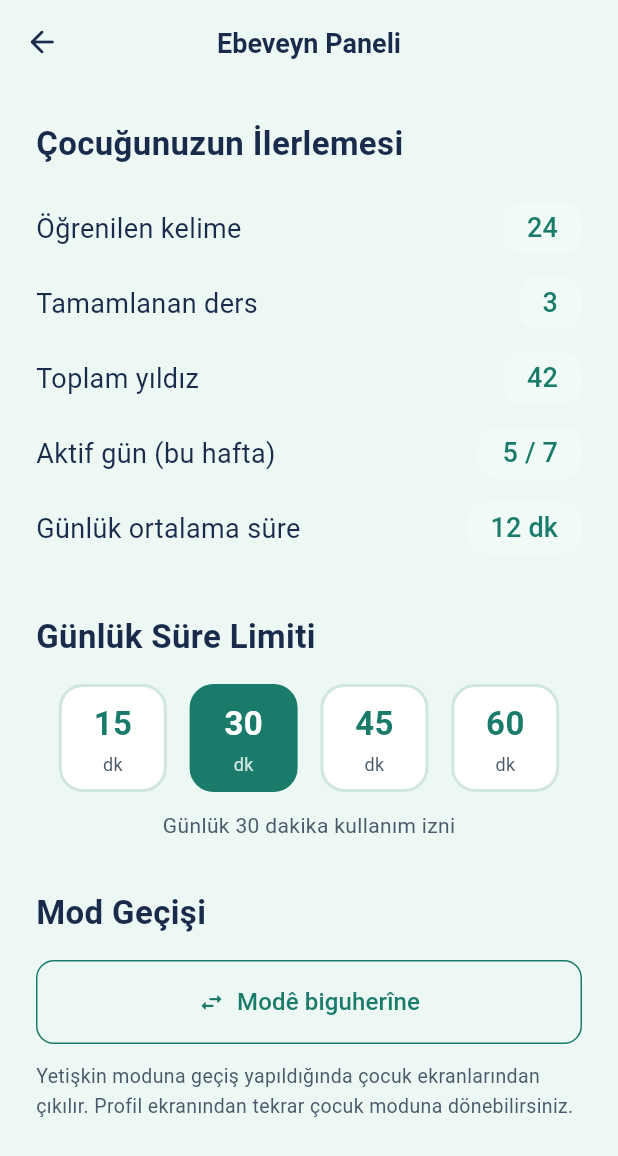
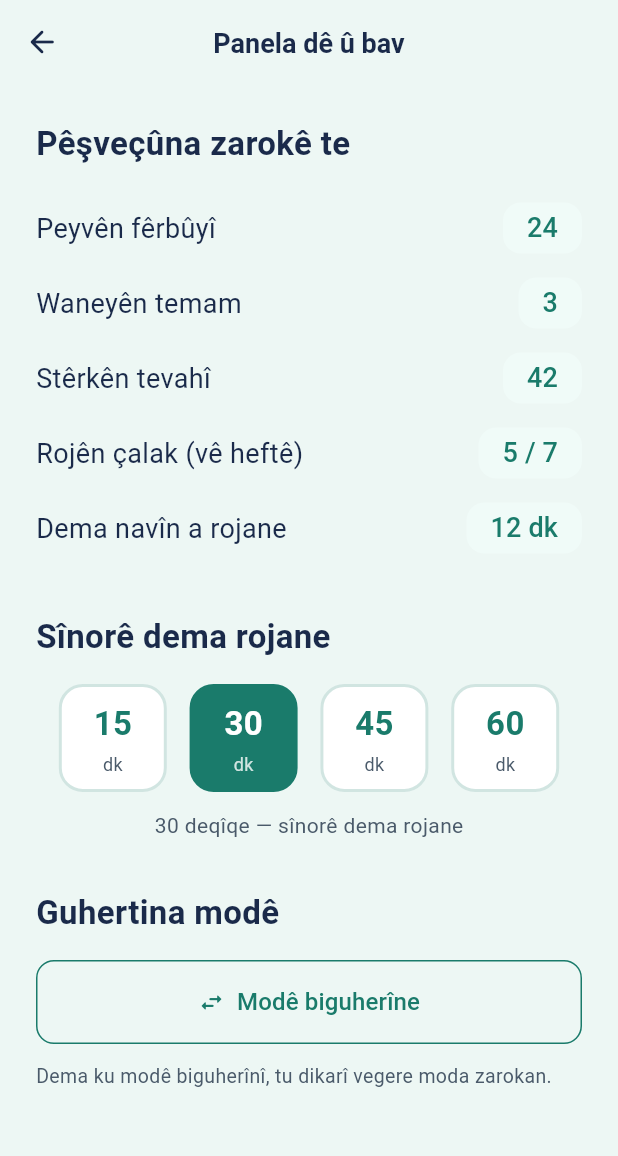
Before and after one commit to ymutlu49/lutke, a Flutter app: the ParentalControlsScreen screen opened by its route, on a phone screen of 412 x 824 dp. Shown: the top 1156 px of the screen. Run offline on Flutter 3.47's test engine with Material 3 defaults, Android fonts, the phone set to English and light mode, and no system bars; our stand-ins replace cloud_firestore, connectivity_plus, dio, drift, easy_localization, firebase_auth and 10 more; missing offline and left inert: dart:js_interop; accounts and stored records are empty; generated files the repository leaves out were written again; Roboto replaces fonts that are missing (NotoSans).

Commit message:
feat: Lûtke Zarok kapsamlı iyileştirme — 5 ajan audit sonuçları
Türkçe → Kürtçe çeviriler:
- child_onboarding: PIN metinleri Kürtçe
- parental_controls: tüm etiketler Kürtçe
- time_up_screen: PIN metni Kürtçe

Eksik kelimeler tamamlandı:
- selamlama: 5→12 (Çawa yî, Baş im, Oxir be, Rojbaş, Şevbaş, Keremke, Biborin)
- dibistan: 3→9 (Ders, Defter, Xwendekar, Pol, Taxtê, Nivîsandin)
- listik: 3→6 (Firfir, Darvêş, Gêlavêj)
- hest A2: 5→6 (Tirsnak)
- fiil A2: 7→12 (Kenîn, Girîn, Gotin, Zanîn, Xwestin)

Child home iyileştirmeleri:
- Dersler unit hub'a yönlendiriliyor (adult LessonScreen yerine)
- Her ders category bilgisi taşıyor
- Tüm dersler açık (kilit kaldırıldı)
- 2 yeni ders eklendi: Laş (vücut), Hest (duygular)
- Toplam 10 çocuk dersi

Co-Authored-By: Claude Opus 4.6 (1M context) <noreply@anthropic.com>

```diff
--- a/lib/features/child_mode/presentation/child_onboarding_screen.dart
+++ b/lib/features/child_mode/presentation/child_onboarding_screen.dart
@@ -241,7 +241,7 @@ class _PinSetupStepState extends State<_PinSetupStep> {
         const SizedBox(height: 8),
 
         Text(
-          'Çocuğunuzun ayarlarını korumak için',
+          'Ji bo parastina mîhengên zarokê te',
           style: ChildTypography.body.copyWith(
             color: ChildColors.textSecondary,
           ),
@@ -264,7 +264,7 @@ class _PinSetupStepState extends State<_PinSetupStep> {
             } else {
               setState(() {
                 _firstPin = null;
-                _error = 'PIN eşleşmedi, tekrar deneyin';
+                _error = 'PIN li hev nayê, dîsa biceribîne';
               });
             }
           },
--- a/lib/features/child_mode/presentation/parental_controls_screen.dart
+++ b/lib/features/child_mode/presentation/parental_controls_screen.dart
@@ -23,7 +23,7 @@ class ParentalControlsScreen extends ConsumerWidget {
   Widget build(BuildContext context, WidgetRef ref) {
     return Scaffold(
       appBar: AppBar(
-        title: const Text('Ebeveyn Paneli'),
+        title: const Text('Panela dê û bav'),
         centerTitle: true,
         leading: IconButton(
           icon: const Icon(Icons.arrow_back_rounded),
@@ -37,22 +37,22 @@ class ParentalControlsScreen extends ConsumerWidget {
           children: [
             // ── Çocuk İstatistikleri ──────────────────────────
             Text(
-              'Çocuğunuzun İlerlemesi',
+              'Pêşveçûna zarokê te',
               style: ChildTypography.title,
             ),
             const SizedBox(height: 16),
 
-            _StatRow(label: 'Öğrenilen kelime', value: '24'),
-            _StatRow(label: 'Tamamlanan ders', value: '3'),
-            _StatRow(label: 'Toplam yıldız', value: '42'),
-            _StatRow(label: 'Aktif gün (bu hafta)', value: '5 / 7'),
-            _StatRow(label: 'Günlük ortalama süre', value: '12 dk'),
+            _StatRow(label: 'Peyvên fêrbûyî', value: '24'),
+            _StatRow(label: 'Waneyên temam', value: '3'),
+            _StatRow(label: 'Stêrkên tevahî', value: '42'),
+            _StatRow(label: 'Rojên çalak (vê heftê)', value: '5 / 7'),
+            _StatRow(label: 'Dema navîn a rojane', value: '12 dk'),
 
             const SizedBox(height: 32),
 
             // ── Süre Limiti ──────────────────────────────────
             Text(
-              'Günlük Süre Limiti',
+              'Sînorê dema rojane',
               style: ChildTypography.title,
             ),
             const SizedBox(height: 16),
@@ -63,7 +63,7 @@ class ParentalControlsScreen extends ConsumerWidget {
 
             // ── Mod Geçişi ───────────────────────────────────
             Text(
-              'Mod Geçişi',
+              'Guhertina modê',
               style: ChildTypography.title,
             ),
             const SizedBox(height: 16),
@@ -80,8 +80,7 @@ class ParentalControlsScreen extends ConsumerWidget {
             const SizedBox(height: 12),
 
             Text(
-              'Yetişkin moduna geçiş yapıldığında çocuk ekranlarından '
-              'çıkılır. Profil ekranından tekrar çocuk moduna dönebilirsiniz.',
+              'Dema ku modê biguherînî, tu dikarî vegere moda zarokan.',
               style: ChildTypography.caption.copyWith(fontSize: 13),
             ),
 
@@ -200,7 +199,7 @@ class _TimeLimitSelectorState extends ConsumerState<_TimeLimitSelector> {
 
         const SizedBox(height: 12),
         Text(
-          'Günlük $_selectedMinutes dakika kullanım izni',
+          '$_selectedMinutes deqîqe — sînorê dema rojane',
           style: ChildTypography.caption.copyWith(fontSize: 14),
         ),
       ],
--- a/lib/features/child_mode/presentation/time_up_screen.dart
+++ b/lib/features/child_mode/presentation/time_up_screen.dart
@@ -139,7 +139,7 @@ class TimeUpScreen extends StatelessWidget {
               Text('Ebeveyn PIN\'i girin', style: ChildTypography.title),
               const SizedBox(height: 8),
               Text(
-                'Süre limitini uzatmak veya modu değiştirmek için',
+                'Ji bo dirêjkirina demê an guherandina modê',
                 style: ChildTypography.caption,
                 textAlign: TextAlign.center,
               ),
@@ -153,7 +153,7 @@ class TimeUpScreen extends StatelessWidget {
               const SizedBox(height: 16),
               TextButton(
                 onPressed: () => Navigator.of(ctx).pop(),
-                child: const Text('İptal'),
+                child: const Text('Paş de vegere'),
               ),
             ],
           ),
```
Also changed, not shown: lib/features/child_mode/presentation/child_home_screen.dart (+42 -15 lines), lib/features/lessons/domain/child_a1_kelime_db.dart (+89 -0 lines), lib/features/lessons/domain/child_a2_kelime_db.dart (+26 -0 lines).
